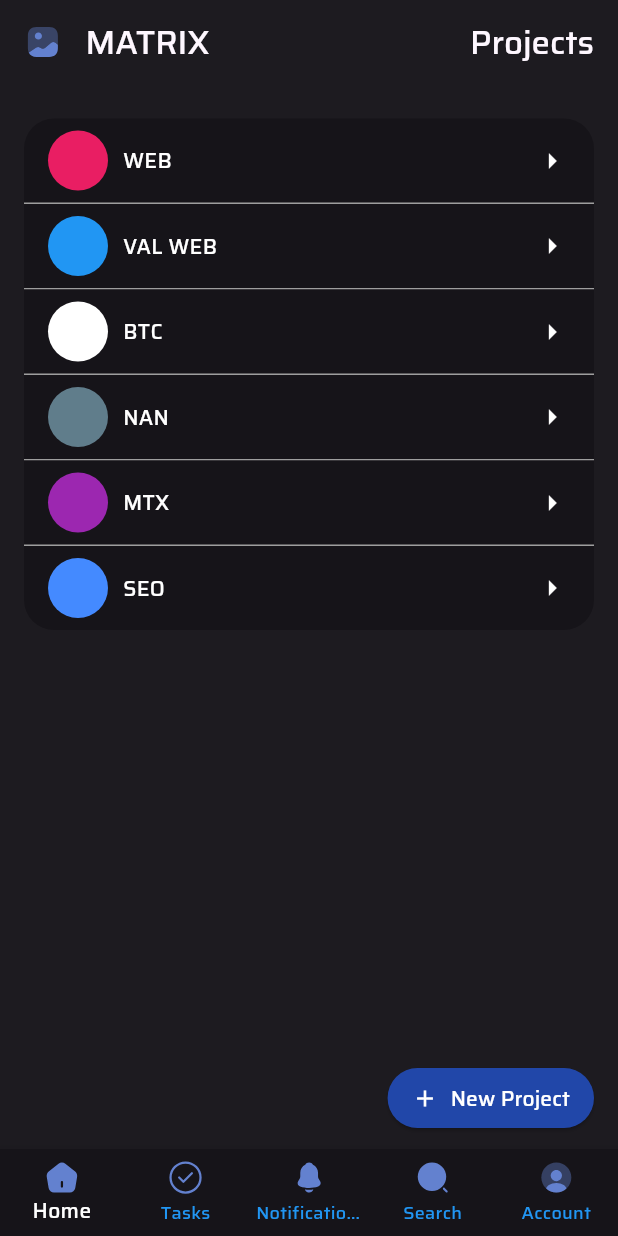
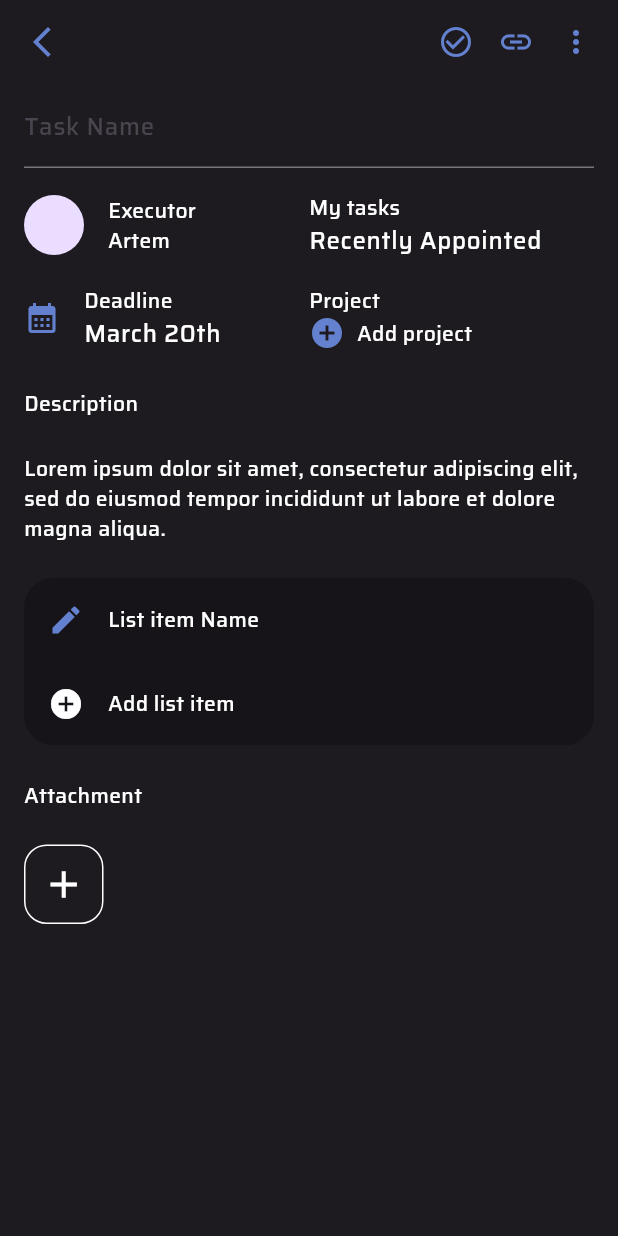
Before and after one commit to ArtDev2005/MatrixTaskTracker, a Flutter app: the screen it shows after launch, after a tap on "New Project", on a phone screen of 412 x 824 dp. Run offline on Flutter 3.47's test engine with Material 3 defaults, Android fonts, the phone set to English and light mode, and no system bars; our stand-ins replace firebase_auth, firebase_core, firebase_dynamic_links, flutter_svg, google_sign_in; accounts and stored records are empty.

Commit message:
Сверстал экран создания нового таска

```diff
--- a/lib/main.dart
+++ b/lib/main.dart
@@ -27,8 +27,14 @@ class MyApp extends StatelessWidget {
   Widget build(BuildContext context) {
     return MaterialApp(
       theme: ThemeData(
+        actionIconTheme: ActionIconThemeData(
+          backButtonIconBuilder: (BuildContext context) => Icon(Icons.arrow_back_ios_new, color: AppStyle.lightBlue,),
+        ),
         primaryTextTheme: TextTheme(
             bodyMedium: TextStyle(
+              color: Colors.white,
+            ),
+            bodyLarge: TextStyle(
               color: Colors.white,
             )
         ),
--- a/lib/main_screen.dart
+++ b/lib/main_screen.dart
@@ -3,6 +3,7 @@ import 'package:flutter/material.dart';
 import 'package:flutter/painting.dart';
 import 'package:flutter/widgets.dart';
 import 'package:flutter_svg/flutter_svg.dart';
+import 'package:matrix/make_new_task_screen.dart';
 import 'package:matrix/painters.dart';
 import 'package:matrix/project_detailed_screen.dart';
 import 'package:matrix/resources/resources.dart';
@@ -110,7 +111,32 @@ class _MainScreenState extends State<MainScreen> {
             Positioned(
               bottom: 10, right: 0,
               child: ElevatedButton(
-                onPressed: (){},
+                onPressed: (){
+                  Navigator.of(context).push(
+                    PageRouteBuilder(
+
+                      pageBuilder: (BuildContext context, Animation<double> animation, Animation<double> secondaryAnimation,){
+                        return MakeNewTaskScreen();
+                      },
+                      transitionsBuilder: (
+                          BuildContext context,
+                          Animation<double> animation,
+                          Animation<double> secondaryAnimation,
+                          Widget child) {
+                        const begin = Offset(1.0, 0.0);
+                        const end = Offset.zero;
+                        final tween = Tween(begin: begin, end: end);
+                        final offsetAnimation = animation.drive(tween);
+                        return SlideTransition(
+                          position: offsetAnimation,
+                          child: child,
+                        );
+                      },
+                      transitionDuration: Duration(milliseconds: 200),
+
+                    ),
+                  );
+                },
                 child: Row(
                   children: [
                     Icon(Icons.add),
@@ -119,7 +145,8 @@ class _MainScreenState extends State<MainScreen> {
                   ],
                 ),
                 style: ElevatedButton.styleFrom(
-                    padding: const EdgeInsets.symmetric(horizontal: 16)
+                    padding: const EdgeInsets.symmetric(horizontal: 16),
+
                 ),
               ),
             )
--- /dev/null
+++ b/lib/make_new_task_screen.dart
@@ -0,0 +1,272 @@
+import 'package:flutter/cupertino.dart';
+import 'package:flutter/material.dart';
+import 'package:flutter/widgets.dart';
+import 'package:matrix/theme/theme.dart';
+
+class MakeNewTaskScreen extends StatefulWidget {
+  const MakeNewTaskScreen({super.key});
+
+  @override
+  State<MakeNewTaskScreen> createState() => _MakeNewTaskScreenState();
+}
+
+class _MakeNewTaskScreenState extends State<MakeNewTaskScreen> {
+
+  @override
+  Widget build(BuildContext context) {
+    return Scaffold(
+      appBar: AppBar(
+        //leading: Icon(Icons.arrow_back_ios_outlined, color: AppStyle.lightBlue,),
+        title: Row(
+          mainAxisAlignment: MainAxisAlignment.end,
+          children: [
+            Icon(Icons.check_circle_outline, color: AppStyle.lightBlue,),
+            SizedBox(width: 16,),
+            Icon(Icons.link, color: AppStyle.lightBlue,),
+            SizedBox(width: 16,),
+            Icon(Icons.more_vert_sharp, color: AppStyle.lightBlue)
+          ],
+        ),
+      ),
+      body: SingleChildScrollView(
+        child: Padding(
+          padding: const EdgeInsets.symmetric(horizontal: 16),
+          child: Column(
+            children: [
+              TextField(
+                decoration: InputDecoration(
+                  labelText: "Task Name",
+
+                ),
+              ),
+              SizedBox(height: 16,),
+              Row(
+                children: [
+                  Flexible(flex: 1, child: ExecutorDataWidget()),
+                  Flexible(flex: 1, child: MyTasksWidget())
+                ],
+              ),
+              SizedBox(height: 16,),
+              Row(
+                children: [
+                  Flexible(flex: 1, child: DateWidget()),
+                  Flexible(flex: 1, child: AddProjectWidget())
+                ],
+              ),
+              Padding(
+                padding: EdgeInsets.symmetric(vertical: 23),
+                child: Align(
+                  alignment: Alignment.centerLeft,
+                  child: Text(
+                    "Description",
+                    style: Theme.of(context).primaryTextTheme.bodyMedium,
+                    textAlign: TextAlign.start,
+                  ),
+                ),
+              ),
+              Text(
+                "Lorem ipsum dolor sit amet, consectetur "
+                "adipiscing elit, sed do eiusmod tempor incididunt "
+                "ut labore et dolore magna aliqua.",
+                style: Theme.of(context).primaryTextTheme.bodyMedium,
+              ),
+              Padding(
+                padding: const EdgeInsets.symmetric(vertical: 23),
+                child: Container(
+                  clipBehavior: Clip.antiAlias,
+                  decoration: BoxDecoration(
+                    borderRadius: BorderRadius.circular(20)
+                  ),
+                  child: Column(
+                    children: [
+                      Container(
+                        padding: EdgeInsets.all(16),
+                        width: double.infinity,
+                        height: 56,
+                        color: AppStyle.mainForegroundColor,
+                        child: Row(
+                          children: [
+                            Icon(Icons.edit, color: AppStyle.lightBlue,),
+                            SizedBox(width: 16,),
+                            Text("List item Name", style: Theme.of(context).primaryTextTheme.bodyMedium),
+                          ],
+                        ),
+                      ),
+                      Stack(
+                        children: [
+                          Container(
+                            padding: EdgeInsets.all(16),
+                            width: double.infinity,
+                            height: 56,
+                            color: AppStyle.mainForegroundColor,
+                            child: Row(
+                              children: [
+                                Icon(Icons.add_circle, color: Colors.white,),
+                                SizedBox(width: 16,),
+                                Text("Add list item", style: Theme.of(context).primaryTextTheme.bodyMedium),
+                              ],
+                            ),
+                          ),
+                          Positioned.fill(
+                            child: Material(
+                              color: Colors.transparent,
+                              child: InkWell(
+                                onTap: (){},
+                              ),
+                            ),
+                          )
+                        ],
+                      )
+                    ],
+                  ),
+                ),
+              ),
+              Align(
+                alignment: Alignment.centerLeft,
+                child: Text(
+                  "Attachment",
+                  style: Theme.of(context).primaryTextTheme.bodyMedium
+                ),
+              ),
+              Padding(
+                padding: EdgeInsets.symmetric(vertical: 23),
+                child: Row(
+                  children: [
+                    Container(
+
+                      width: 53,
+                      height: 53,
+                      decoration: BoxDecoration(
+                        color: Colors.transparent,
+                        border: Border.all(color: Colors.white),
+                        borderRadius: BorderRadius.circular(15),
+                      ),
+                      child: Icon(
+                        Icons.add,
+                        size: 30,
+                        color: Colors.white,
+                      ),
+                    ),
+                  ],
+                ),
+              )
+            ],
+          ),
+        ),
+      ),
+    );
+  }
+}
+class ExecutorDataWidget extends StatelessWidget {
+  const ExecutorDataWidget({super.key});
+
+  @override
+  Widget build(BuildContext context) {
+    return Row(
+      children: [
+        CircleAvatar(radius: 20,),
+        SizedBox(width: 16,),
+        Column(
+          crossAxisAlignment: CrossAxisAlignment.start,
+          children: [
+            Text("Executor", style: Theme.of(context).primaryTextTheme.bodyMedium,),
+            Text("Artem", style: Theme.of(context).primaryTextTheme.bodyMedium,),
+          ],
+        )
+      ],
+    );
+  }
+}
+
+class DateWidget extends StatefulWidget {
+  const DateWidget({super.key});
+
+  @override
+  State<DateWidget> createState() => _DateWidgetState();
+}
+
+class _DateWidgetState extends State<DateWidget> {
+  @override
+  Widget build(BuildContext context) {
+    return Row(
+      children: [
+        Padding(
+          padding: const EdgeInsets.only(right: 16, bottom: 12, top: 12),
+          child: Icon(Icons.calendar_month, color: AppStyle.lightBlue,),
+        ),
+        Column(
+          crossAxisAlignment: CrossAxisAlignment.start,
+          mainAxisAlignment: MainAxisAlignment.center,
+          children: [
+            Text("Deadline", style: Theme.of(context).primaryTextTheme.bodyMedium,),
+            Text("March 20th", style: Theme.of(context).primaryTextTheme.bodyLarge,),
+          ],
+        ),
+      ],
+    );
+  }
+}
+
+class MyTasksWidget extends StatefulWidget {
+  const MyTasksWidget({super.key});
+
+  @override
+  State<MyTasksWidget> createState() => _MyTasksWidgetState();
+}
+
+class _MyTasksWidgetState extends State<MyTasksWidget> {
+  @override
+  Widget build(BuildContext context) {
+
+    return Row(
+      children: [
+        Column(
+          //mainAxisAlignment: MainAxisAlignment.center,
+          crossAxisAlignment: CrossAxisAlignment.start,
+          children: [
+            Text("My tasks", style: Theme.of(context).primaryTextTheme.bodyMedium,),
+            Text("Recently Appointed", style: Theme.of(context).primaryTextTheme.bodyLarge,),
+          ],
+        ),
+      ],
+    );
+  }
+}
+
+class AddProjectWidget extends StatefulWidget {
+  const AddProjectWidget({super.key});
+
+  @override
+  State<AddProjectWidget> createState() => _AddProjectWidgetState();
+}
+
+class _AddProjectWidgetState extends State<AddProjectWidget> {
+  @override
+  Widget build(BuildContext context) {
+    return Column(
+      crossAxisAlignment: CrossAxisAlignment.start,
+      children: [
+        Text("Project", style: Theme.of(context).primaryTextTheme.bodyMedium,),
+        Stack(
+          children: [
+            Row(
+              children: [
+                Icon(Icons.add_circle, color: AppStyle.lightBlue,),
+                SizedBox(width: 8,),
+                Text("Add project", style: Theme.of(context).primaryTextTheme.bodyMedium,)
+              ],
+            ),
+            Positioned.fill(
+              child: Material(
+                color: Colors.transparent,
+                child: InkWell(
+                  onTap: (){},
+                ),
+              ),
+            )
+          ],
+        ),
+      ],
+    );
+  }
+}
--- a/lib/project_detailed_screen.dart
+++ b/lib/project_detailed_screen.dart
@@ -98,7 +98,9 @@ class TaskTab extends StatefulWidget {
 class _TaskTabState extends State<TaskTab> {
   @override
   Widget build(BuildContext context) {
-    return Container(
+    return Stack(
+      children: [
+        Container(
           color: AppStyle.mainForegroundColor,
           width: double.infinity,
           height: 72,
@@ -131,6 +133,18 @@ class _TaskTabState extends State<TaskTab> {
               ],
             ),
           ),
+        ),
+        Positioned.fill(
+          child: Material(
+            color: Colors.transparent,
+            child: InkWell(
+              onTap: (){
+
+              },
+            ),
+          ),
+        )
+      ],
     );
   }
 }
@@ -151,7 +165,64 @@ class _CustomExpansionTileState extends State<CustomExpansionTile> {
     return Theme(
       data: ThemeData().copyWith(dividerColor: Colors.transparent),
       child: ExpansionTile(
-        trailing: Icon(Icons.more_horiz, size: 32, color: AppStyle.lightBlue,),
+        trailing: Stack(
+          children: [
+            Icon(Icons.more_horiz, size: 32, color: AppStyle.lightBlue,),
+            Positioned.fill(
+              child: Material(
+                color: Colors.transparent,
+                child: InkWell(
+                  onTap: (){
+                    showModalBottomSheet(
+                        enableDrag: true,
+                        clipBehavior: Clip.antiAlias,
+                        shape: RoundedRectangleBorder(
+                          borderRadius: BorderRadius.only(
+                              topLeft: Radius.circular(20),
+                              topRight: Radius.circular(20)
+                          ),
+                        ),
+                        backgroundColor: AppStyle.darkGrey,
+                        context: context,
+                        builder: (context){
+                          return Wrap(
+                            children: [
+                              Padding(
+                                padding: const EdgeInsets.symmetric(vertical: 16),
+                                child: Center(
+                                  child: Container(
+                                    decoration: BoxDecoration(
+                                      borderRadius: BorderRadius.circular(10),
+                                      color: Colors.white,
+                                    ),
+                                    width: 32,
+                                    height: 4,
+
+                                  ),
+                                ),
+                              ),
+                              ListTile(
+                                  leading: Icon(Icons.edit, color: AppStyle.lightBlue,),
+                                  title: Text("Check section title", style: Theme.of(context).primaryTextTheme.bodyMedium,)
+                              ),
+                              ListTile(
+                                  leading: Icon(Icons.add_circle_outlined, color: AppStyle.lightBlue,),
+                                  title: Text("Add new section", style: Theme.of(context).primaryTextTheme.bodyMedium,)
+                              ),
+                              ListTile(
+                                  leading: Icon(Icons.cancel, color: AppStyle.lightBlue,),
+                                  title: Text("Delete section", style: Theme.of(context).primaryTextTheme.bodyMedium,)
+                              )
+                            ],
+                          );
+                        }
+                    );
+                  },
+                ),
+              ),
+            )
+          ],
+        ),
         tilePadding: EdgeInsets.only(left: 8, right: 16),
         backgroundColor: AppStyle.darkGrey,
         collapsedBackgroundColor: AppStyle.darkGrey,
--- a/lib/resources/images.dart
+++ b/lib/resources/images.dart
@@ -3,7 +3,10 @@ part of 'resources.dart';
 class Images {
   Images._();
 
+  static const String vector = 'assets/images/Vector.svg';
   static const String account = 'assets/images/account.svg';
+  static const String addCircle = 'assets/images/add_circle.svg';
+  static const String crossClose = 'assets/images/cross_close.svg';
   static const String home = 'assets/images/home.svg';
   static const String iconGoogle = 'assets/images/icon_google.svg';
   static const String matrixLogo = 'assets/images/matrix_logo.png';
```
Also changed, not shown: assets/images/Vector.svg (added), assets/images/add_circle.svg (added), assets/images/cross_close.svg (added), 1 other file. Lines whose indentation alone changed are shown as unchanged.
